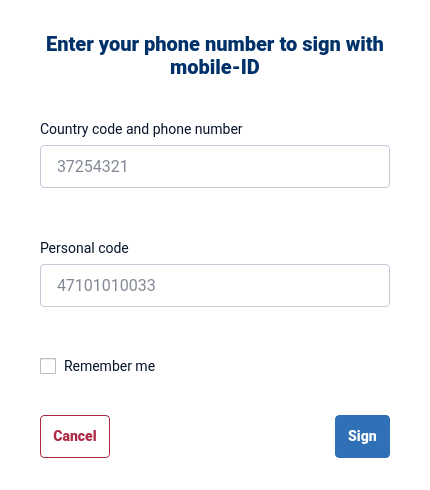
First picture: the form in client/dialogs/MobileDialog.ui, repository open-eid/DigiDoc4-Client, before the edit.
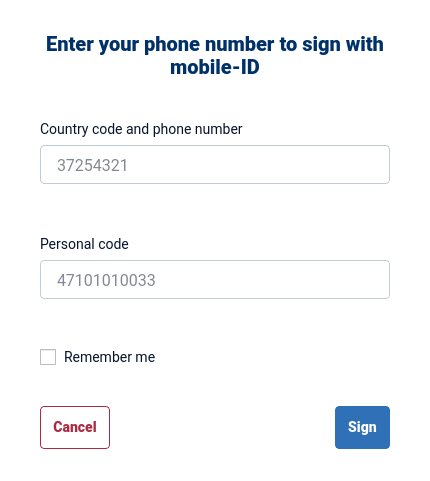
Second picture: the form after the edit. Icons and pictures are not drawn. Custom widgets are drawn as their Qt base class.

```diff
--- a/client/dialogs/MobileDialog.ui
+++ b/client/dialogs/MobileDialog.ui
@@ -41,6 +41,7 @@
 border: 1px solid #C4CBD8;
 border-radius: 4px;
 color: #07142A;
+background-color: white;
 placeholder-text-color: #607496;
 font-size: 16px;
 }
@@ -107,7 +108,7 @@
     <number>40</number>
    </property>
    <property name="sizeConstraint">
-    <enum>QLayout::SizeConstraint::SetFixedSize</enum>
+    <enum>QLayout::SetDefaultConstraint</enum>
    </property>
    <property name="leftMargin">
     <number>40</number>
```
Left out of the diff: 14 changed lines with no effect on the pictures.
